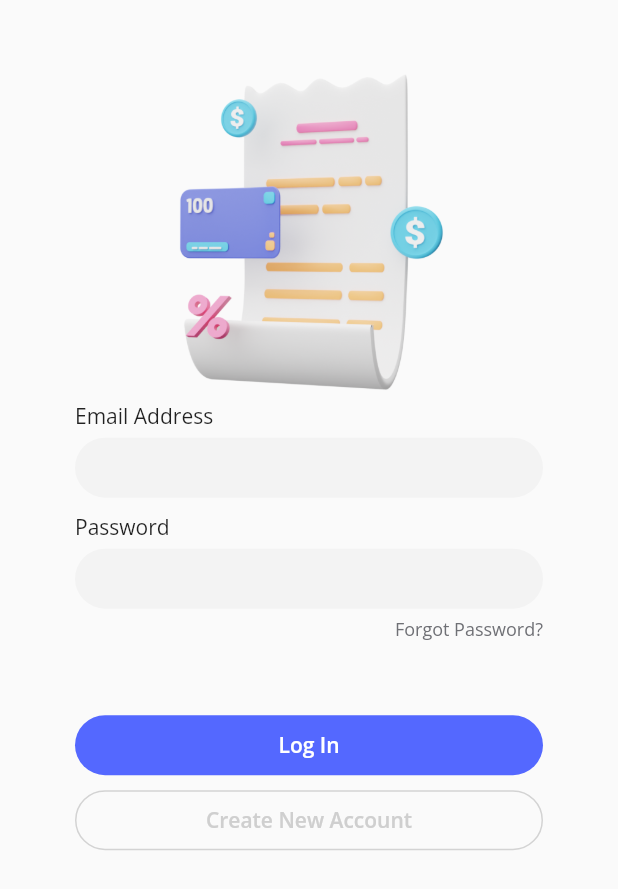
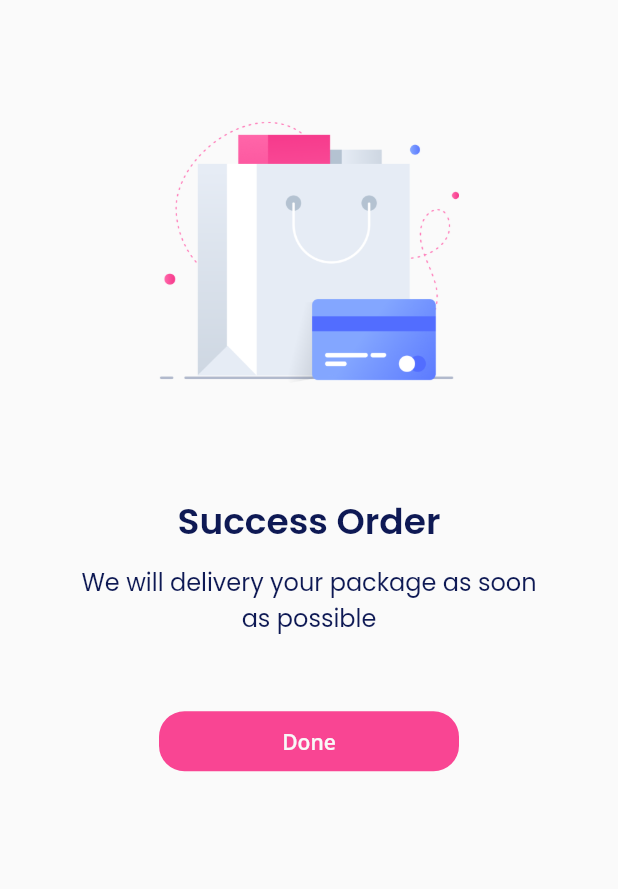
Before and after one commit to farisqadr/sevendays, a Flutter app: the screen it shows after launch, on a phone screen of 412 x 824 dp. Shown: the top 889 px of the screen. Run offline on Flutter 3.47's test engine with Material 2 defaults, Android fonts, the phone set to English and light mode, and no system bars; our stand-ins replace google_fonts.

Commit message:
Modularization style, Day 4

```diff
--- a/lib/main.dart
+++ b/lib/main.dart
@@ -1,11 +1,11 @@
 import 'package:flutter/material.dart';
-import 'package:sevendays/pages/challenge3.dart';
+import 'package:sevendays/pages/empty_state.dart';
 
 void main() => runApp(SevenDays());
 
 class SevenDays extends StatelessWidget {
   @override
   Widget build(BuildContext context) {
-    return MaterialApp(debugShowCheckedModeBanner: false, home: SignIn());
+    return MaterialApp(debugShowCheckedModeBanner: false, home: EmptyState());
   }
 }
--- /dev/null
+++ b/lib/pages/empty_state.dart
@@ -0,0 +1,50 @@
+import 'package:flutter/material.dart';
+import 'package:sevendays/widget/theme.dart';
+
+class EmptyState extends StatelessWidget {
+  @override
+  Widget build(BuildContext context) {
+    return Scaffold(
+        body: Padding(
+      padding: const EdgeInsets.only(top: 80, left: 50, right: 50),
+      child: Column(
+        children: [
+          Image.asset(
+            'assets/order.png',
+            width: 200,
+          ),
+          SizedBox(
+            height: 75,
+          ),
+          Text(
+            'Success Order',
+            style: boldTextStyle,
+          ),
+          SizedBox(
+            height: 10,
+          ),
+          Text(
+            'We will delivery your package as soon as possible',
+            style: lightTextStyle,
+            textAlign: TextAlign.center,
+          ),
+          SizedBox(
+            height: 50,
+          ),
+          Container(
+            width: 200,
+            height: 40,
+            decoration: BoxDecoration(
+                color: pinkColor, borderRadius: BorderRadius.circular(17)),
+            child: TextButton(
+                onPressed: () {},
+                child: Text(
+                  'Done',
+                  style: buttonTextStyle,
+                )),
+          )
+        ],
+      ),
+    ));
+  }
+}
--- /dev/null
+++ b/lib/widget/theme.dart
@@ -0,0 +1,21 @@
+import 'package:flutter/material.dart';
+import 'package:google_fonts/google_fonts.dart';
+
+// light theme
+Color blackColor = Color(0xff0E1954);
+
+TextStyle boldTextStyle = GoogleFonts.poppins(
+    color: blackColor, fontSize: 24, fontWeight: FontWeight.w600);
+
+TextStyle lightTextStyle = GoogleFonts.poppins(color: blackColor, fontSize: 16);
+
+TextStyle buttonTextStyle =
+    GoogleFonts.openSans(color: Color(0xffF8F8F8), fontWeight: FontWeight.w600);
+
+// dark theme
+Color whiteColor = Color(0xffFFFFFF);
+
+TextStyle titleTextStyle = GoogleFonts.poppins(
+    color: whiteColor, fontSize: 24, fontWeight: FontWeight.w300);
+
+Color pinkColor = Color(0xffF94593);
```
Also changed, not shown: assets/order.png (added), assets/profit.png (added).
